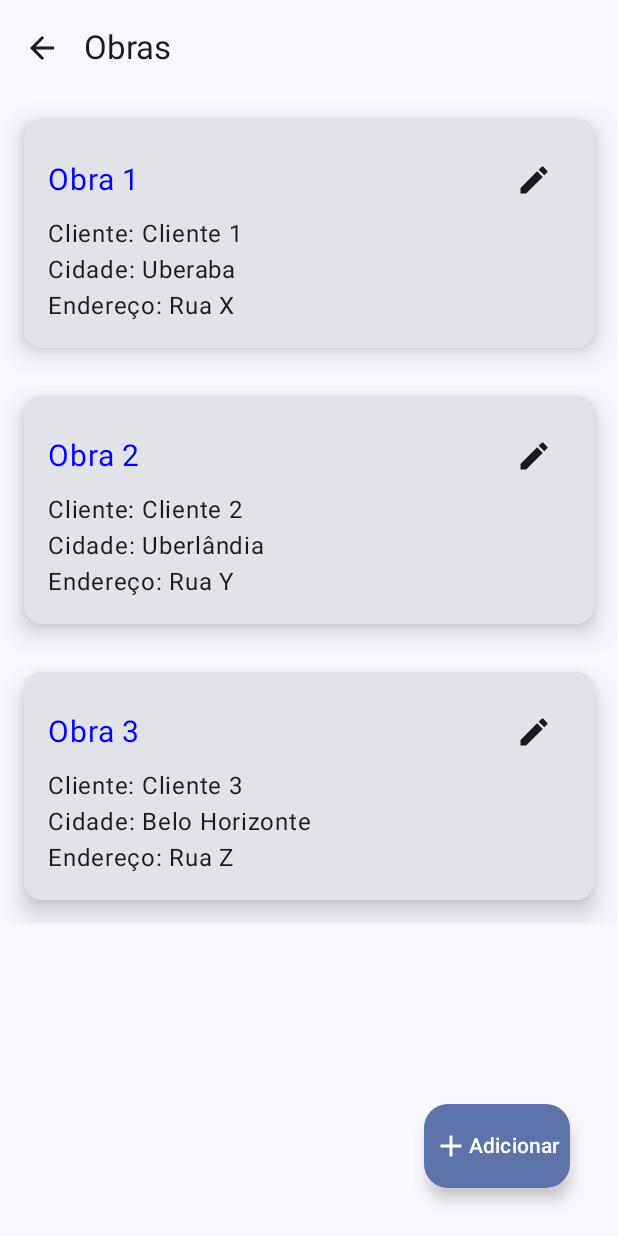
After one commit to devgns/ObraStats, an Android app built with Jetpack Compose: the TelaPrincipalColaboradores screen opened through its navigation route, on a phone screen of 412 x 824 dp. The commit adds this screen. Run offline under Robolectric (Android 15) with nearby library versions, the phone set to English and light mode, and no system bars.

Commit message:
add cards and first listing screen

```diff
--- a/app/build.gradle
+++ b/app/build.gradle
@@ -64,4 +64,7 @@ dependencies {
     androidTestImplementation 'androidx.compose.ui:ui-test-junit4'
     debugImplementation 'androidx.compose.ui:ui-tooling'
     debugImplementation 'androidx.compose.ui:ui-test-manifest'
+
+    implementation "androidx.navigation:navigation-compose:2.5.3"
+    implementation "androidx.lifecycle:lifecycle-runtime-compose:2.6.1"
 }
--- a/app/src/main/java/com/example/obrastats/MainActivity.kt
+++ b/app/src/main/java/com/example/obrastats/MainActivity.kt
@@ -9,6 +9,7 @@ import androidx.compose.foundation.clickable
 import androidx.compose.foundation.layout.Arrangement
 import androidx.compose.foundation.layout.Column
 import androidx.compose.foundation.layout.PaddingValues
+import androidx.compose.foundation.layout.Spacer
 import androidx.compose.foundation.layout.fillMaxHeight
 import androidx.compose.foundation.layout.fillMaxSize
 import androidx.compose.foundation.layout.fillMaxWidth
@@ -30,40 +31,92 @@ import androidx.compose.ui.platform.LocalContext
 import androidx.compose.ui.res.stringResource
 import androidx.compose.ui.tooling.preview.Preview
 import androidx.compose.ui.unit.dp
-import com.example.obrastats.composables.ClientesMainScreen
+import com.example.obrastats.composables.TelaPrincipalClientes
 import com.example.obrastats.ui.theme.ObraStatsTheme
+import androidx.compose.runtime.mutableStateOf
+import androidx.compose.runtime.remember
+import androidx.navigation.NavController
+import androidx.navigation.compose.NavHost
+import androidx.navigation.compose.composable
+import androidx.navigation.compose.navigation
+import androidx.navigation.compose.rememberNavController
+import com.example.obrastats.composables.FormularioCliente
+import com.example.obrastats.composables.FormularioColaborador
+import com.example.obrastats.composables.FormularioObra
+import com.example.obrastats.composables.TelaPrincipalColaboradores
+import com.example.obrastats.composables.TelaPrincipalObras
+import com.example.obrastats.viewmodel.ClientesViewModel
 
 class MainActivity : ComponentActivity() {
+
+    val clientesViewModel: ClientesViewModel = ClientesViewModel();
     override fun onCreate(savedInstanceState: Bundle?) {
+
         super.onCreate(savedInstanceState)
         setContent {
             ObraStatsTheme {
-                // A surface container using the 'background' color from the theme
-                Surface(
-                    modifier = Modifier.fillMaxSize(),
-                    color = MaterialTheme.colorScheme.background
-                ) {
+                val navController = rememberNavController()
+                NavHost(navController = navController, startDestination = "home"){
+                    composable("home"){
+                        MainScreen(navController)
+                    }
 
-                    ClientesMainScreen()
+                    navigation("lista", "clientes") {
+                        composable("lista") {
+                            TelaPrincipalClientes(navController,clientesViewModel)
+                        }
+                        composable("criar-editar-cliente") {
+                            FormularioCliente(navController,clientesViewModel)
+                        }
+                    }
+
+                    navigation("lista", "colaboradores"){
+                        composable("lista"){
+                            TelaPrincipalColaboradores()
+                        }
+                        composable("criar-editar"){
+                            FormularioColaborador({})
+                        }
+                    }
+
+                    navigation("lista", "obras"){
+                        composable("lista"){
+                            TelaPrincipalObras()
+                        }
+                        composable("criar-editar"){
+                            FormularioObra({}, {})
+                        }
+                    }
                 }
+
             }
         }
     }
 }
 
 @Composable
-fun InitialMenu(
-    modifier: Modifier = Modifier.fillMaxHeight()
-) {
+fun MainScreen(navController: NavController, modifier: Modifier = Modifier.fillMaxHeight()) {
+    val selectedItem = remember { mutableStateOf(-1) }
+
+    val menuItems = listOf(
+        R.string.clientes to "clientes",
+        R.string.obras to "obras",
+        R.string.colaboradores to "colaboradores",
+    ).map { MenuItemRouteStringPair(it.first, it.second) }
+
     LazyVerticalGrid(
         columns = GridCells.Fixed(2),
-        contentPadding = PaddingValues(horizontal = 16.dp),
-        horizontalArrangement = Arrangement.spacedBy(10.dp),
+        contentPadding = PaddingValues(horizontal = 16.dp, vertical = 16.dp),
+        horizontalArrangement = Arrangement.spacedBy(15.dp),
         verticalArrangement = Arrangement.spacedBy(20.dp),
-        modifier = modifier.fillMaxHeight()
-        ) {
+        modifier = Modifier.fillMaxHeight()
+    ) {
         items(menuItems) { item ->
-            MenuButton(text = item.text, route = item.route)
+            MenuButton(
+                text = item.text,
+                route = item.route,
+                modifier = Modifier.clickable { navController.navigate(item.route) }
+            )
         }
     }
 }
@@ -71,7 +124,7 @@ fun InitialMenu(
 @Composable
 fun MenuButton(
     @StringRes text: Int,
-    @StringRes route: Int,
+     route: String,
     modifier: Modifier = Modifier,
 ) {
     val context = LocalContext.current
@@ -80,11 +133,8 @@ fun MenuButton(
             containerColor = MaterialTheme.colorScheme.primary
         ),
         shape = RoundedCornerShape(6.dp),
-        modifier = Modifier.height(40.dp).clickable(
-            onClick = {Toast.makeText(context, text, Toast.LENGTH_SHORT).show()}
-        )
-
-        ) {
+        modifier = modifier.height(70.dp)
+    ) {
         Column(
             verticalArrangement = Arrangement.Center,
             horizontalAlignment = Alignment.CenterHorizontally,
@@ -95,11 +145,10 @@ fun MenuButton(
             Text(
                 text = stringResource(id = text),
                 modifier = Modifier.padding(horizontal = 16.dp),
-                style = MaterialTheme.typography.titleSmall
+                style = MaterialTheme.typography.bodyMedium
             )
         }
     }
-
 }
 
 
@@ -107,34 +156,20 @@ fun MenuButton(
 @Composable
 fun InitialMenuPreview() {
     ObraStatsTheme {
-        InitialMenu()
+        val navController = rememberNavController()
+
+        MainScreen(navController)
     }
 }
-
-private val menuItems = listOf(
-    R.string.clientes to R.string.rota_lista_clientes,
-    R.string.obras to R.string.rota_lista_obras,
-    R.string.funcionarios to R.string.rota_lista_funcionarios,
-    R.string.servicos to R.string.rota_lista_servicos,
-    R.string.analises to R.string.rota_lista_analises
-).map { MenuItemRouteStringPair(it.first, it.second) }
+private data class MenuItemRouteStringPair(
+    @StringRes val text: Int,
+     val route: String
+)
 
 
-
-
-//IconButton(onClick = { expanded = !expanded }) {
-//    Icon(
-//        imageVector = if (expanded) Icons.Filled.ExpandLess else Icons.Filled.ExpandMore,
-//        contentDescription = if (expanded) {
-//            stringResource(R.string.show_less)
-//        } else {
-//            stringResource(R.string.show_more)
-//        }
-//    )
-//}
-
-
-private data class MenuItemRouteStringPair(
-    @StringRes val text: Int,
-    @StringRes val route: Int
-)
+//                Surface(
+//                    modifier = Modifier.fillMaxSize(),
+//                    color = MaterialTheme.colorScheme.background
+//                ) {
+//                    MainScreen()
+//                }
--- a/app/src/main/java/com/example/obrastats/composables/FormularioColaborador.kt
+++ b/app/src/main/java/com/example/obrastats/composables/FormularioColaborador.kt
@@ -24,7 +24,7 @@ import com.example.obrastats.enums.ModeloDeContratacaoEnum
 
 @OptIn(ExperimentalMaterial3Api::class)
 @Composable
-fun ColaboradorFormulario(onSubmit: (Colaborador) -> Unit) {
+fun FormularioColaborador(onSubmit: (Colaborador) -> Unit) {
     val nomeState = remember { mutableStateOf("") }
     val profissaoState = remember { mutableStateOf("") }
     val modeloContratoState = remember { mutableStateOf<ModeloDeContratacaoEnum?>(null) }
@@ -145,5 +145,5 @@ fun ColaboradorFormulario(onSubmit: (Colaborador) -> Unit) {
 @Preview(showBackground = true)
 @Composable
 fun ColaboradorFormularioPreview() {
-    ColaboradorFormulario({})
+    FormularioColaborador({})
 }
--- /dev/null
+++ b/app/src/main/java/com/example/obrastats/composables/TelaPrincipalObras.kt
@@ -0,0 +1,128 @@
+package com.example.obrastats.composables
+import androidx.compose.foundation.layout.*
+import androidx.compose.ui.Alignment
+import androidx.compose.material.*
+import androidx.compose.material.icons.Icons
+import androidx.compose.material.icons.filled.Add
+import androidx.compose.material.icons.filled.ArrowBack
+import androidx.compose.material3.ExperimentalMaterial3Api
+import androidx.compose.material3.FloatingActionButton
+import androidx.compose.material3.Icon
+import androidx.compose.material3.IconButton
+import androidx.compose.material3.Scaffold
+import androidx.compose.material3.Text
+import androidx.compose.material3.TopAppBar
+import androidx.compose.runtime.Composable
+import androidx.compose.runtime.getValue
+import androidx.compose.runtime.mutableStateOf
+import androidx.compose.runtime.remember
+import androidx.compose.runtime.setValue
+import androidx.compose.ui.Modifier
+import androidx.compose.ui.tooling.preview.Preview
+import androidx.compose.ui.unit.dp
+import com.example.obrastats.MainScreen
+import com.example.obrastats.classes.Cliente
+import com.example.obrastats.classes.Obra
+
+@OptIn(ExperimentalMaterial3Api::class)
+@Composable
+fun TelaPrincipalObras() {
+    var showDialog by remember { mutableStateOf(false) }
+    val obras = listOf(
+        Obra(
+            id = 1,
+            nome = "Obra 1",
+            cliente = Cliente(
+                id = 1,
+                nome = "Cliente 1",
+                sexo = "Feminino",
+                celular = "34999999999",
+                email = "cliente1@example.com",
+                cidade = "Uberaba",
+                endereco = "Rua A"
+            ),
+            cidade = "Uberaba",
+            endereco = "Rua X"
+        ),
+        Obra(
+            id = 2,
+            nome = "Obra 2",
+            cliente = Cliente(
+                id = 2,
+                nome = "Cliente 2",
+                sexo = "Masculino",
+                celular = "34888888888",
+                email = "cliente2@example.com",
+                cidade = "Uberlândia",
+                endereco = "Rua B"
+            ),
+            cidade = "Uberlândia",
+            endereco = "Rua Y"
+        ),
+        Obra(
+            id = 3,
+            nome = "Obra 3",
+            cliente = Cliente(
+                id = 3,
+                nome = "Cliente 3",
+                sexo = "Feminino",
+                celular = "34777777777",
+                email = "cliente3@example.com",
+                cidade = "Belo Horizonte",
+                endereco = "Rua Z"
+            ),
+            cidade = "Belo Horizonte",
+            endereco = "Rua Z"
+        )
+    )
+
+
+    Scaffold(
+        topBar = {
+            TopAppBar(
+                title = { Text(text = "Obras") },
+                navigationIcon = {
+                    IconButton(onClick = { /* Navegar para a tela anterior */ }) {
+                        Icon(Icons.Default.ArrowBack, contentDescription = "Voltar")
+                    }
+                }
+            )
+        },
+        content = { paddingValues ->
+            Column(
+                modifier = Modifier
+                    .fillMaxSize()
+                    .padding(paddingValues),
+            ) {
+                ListaObras(obras = obras)
+            }
+        },
+        floatingActionButton = {
+            FloatingActionButton(
+                onClick = { showDialog = true },
+                modifier = Modifier
+                    .padding(16.dp),
+            ) {
+                Row(
+                    verticalAlignment = Alignment.CenterVertically,
+                    modifier = Modifier.padding(horizontal = 6.dp)
+                ) {
+                    Icon(Icons.Default.Add, contentDescription = "Adicionar")
+                    Text("Adicionar")
+                }
+            }
+        }
+    )
+
+    if (showDialog) {
+        // Exibir diálogo ou navegar para a tela de preenchimento de formulário
+    }
+}
+
+
+
+@Preview
+@Composable
+fun TelaPrincipalObrasPreview() {
+    TelaPrincipalObras()
+}
```
Also changed, not shown: app/src/main/java/com/example/obrastats/composables/FormularioCliente.kt (+43 -14 lines), app/src/main/java/com/example/obrastats/composables/FormularioObra.kt (+4 -5 lines), app/src/main/java/com/example/obrastats/composables/TelaPrincipalClientes.kt (+16 -67 lines), app/src/main/java/com/example/obrastats/composables/TelaPrincipalColaboradores.kt (added, +115 -0 lines), app/src/main/java/com/example/obrastats/viewmodel/ClientesViewModel.kt (added, +38 -0 lines), app/src/main/res/values/strings.xml (+6 -6 lines).
